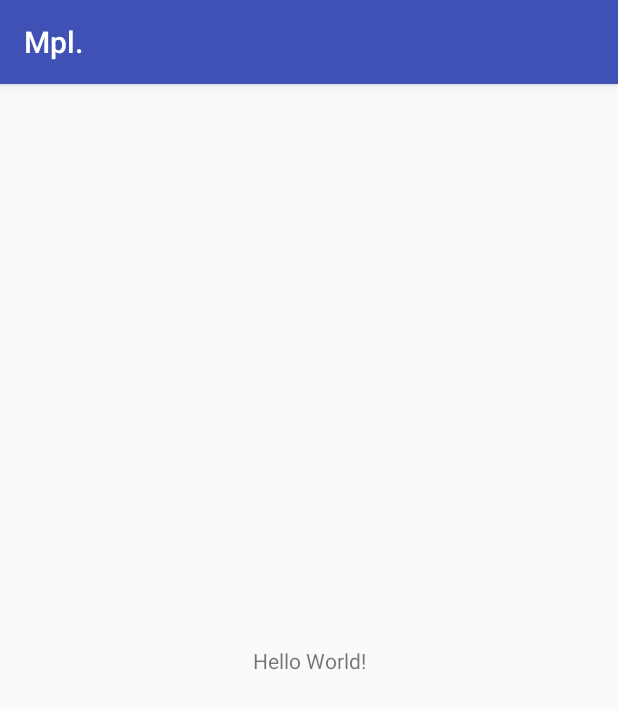
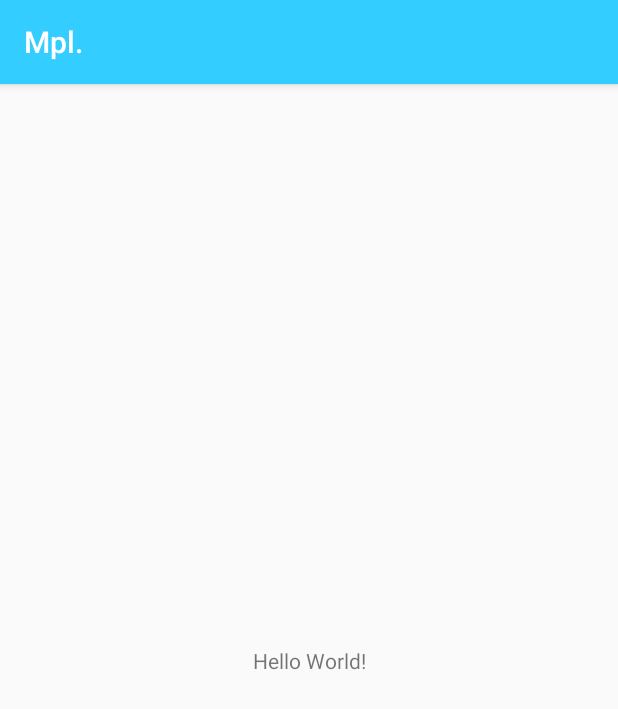
Before and after one commit to Slaymd/Mpl.-Android, an Android app: the screen it shows after launch (HomeActivity), on a phone screen of 412 x 824 dp. Shown: the top 709 px of the screen. Run offline under Robolectric (Android 15) with nearby library versions, the phone set to English and light mode, and no system bars.

Commit message:
(Ressources) added base color and header strings

```diff
--- a/app/src/main/res/values/colors.xml
+++ b/app/src/main/res/values/colors.xml
@@ -1,6 +1,13 @@
 <?xml version="1.0" encoding="utf-8"?>
 <resources>
-    <color name="colorPrimary">#3F51B5</color>
-    <color name="colorPrimaryDark">#303F9F</color>
-    <color name="colorAccent">#FF4081</color>
+    <color name="colorPrimary">#33CEFF</color>
+    <color name="colorPrimaryDark">#0BADFE</color>
+    <color name="colorAccent">#3498DB</color>
+
+    <color name="colorMplLightBlue">#33CEFF</color>
+    <color name="colorMplMidBlue">#1EBEFF</color>
+    <color name="colorMplBlue">#0BADFE</color>
+    <color name="colorMplDarkBlue">#3498DB</color>
+
+    <color name="colorMplLightGray">#EEEEEE</color>
 </resources>
--- a/app/src/main/res/values/strings.xml
+++ b/app/src/main/res/values/strings.xml
@@ -1,3 +1,6 @@
 <resources>
     <string name="app_name">Mpl.</string>
+
+    <string name="home_header_user_name">DARIUS</string>
+    <string name="home_header_welcome">bienvenue</string>
 </resources>
```
